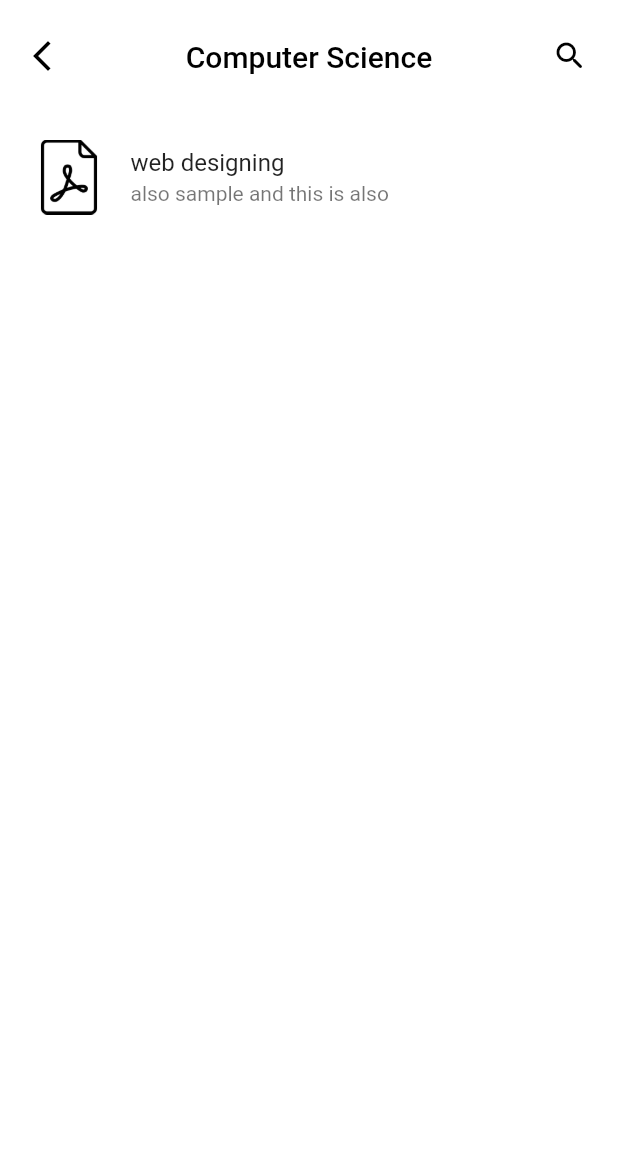
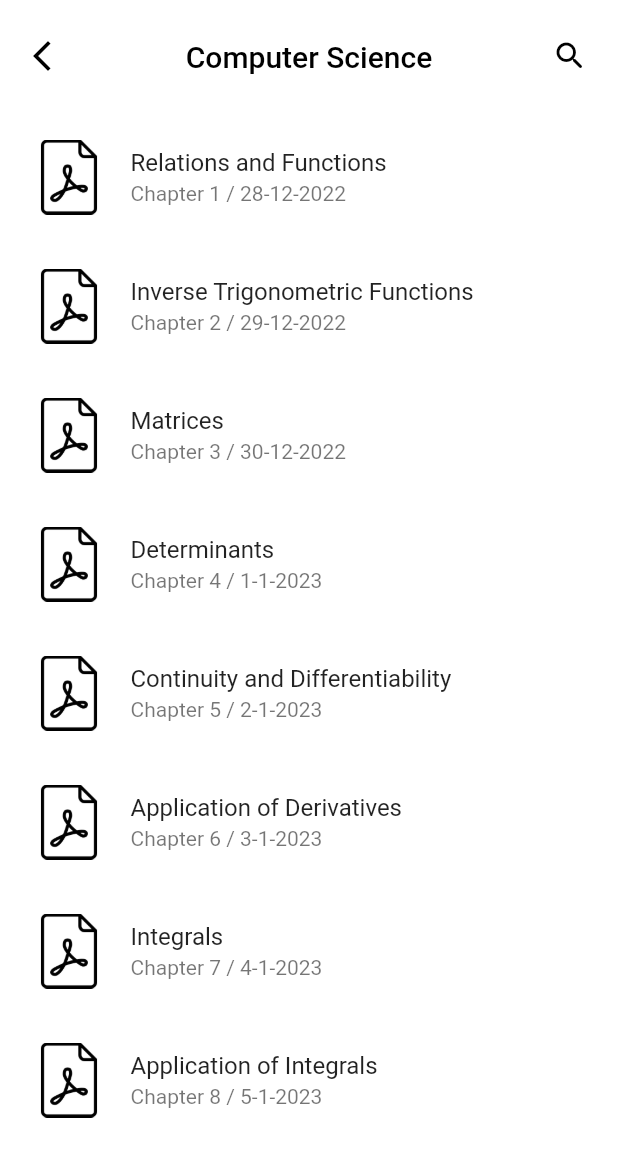
Before and after one commit to aninarafath6/arnhss, a Flutter app: the NotesView screen opened by its route, after a tap on "Computer Science", on a phone screen of 412 x 824 dp. Shown: the top 1157 px of the screen. Run offline on Flutter 3.47's test engine with Material 2 defaults, Android fonts, the phone set to English and light mode, and no system bars; our stand-ins replace cached_network_image, flutter_calendar_carousel, flutter_keyboard_visibility, flutter_otp_text_field, flutter_slidable, get and 6 more; missing offline and left inert: flutter_pdfview; accounts and stored records are empty.

Commit message:
dummy content

```diff
--- a/arnhss-app/lib/features/notes/model/note_model.dart
+++ b/arnhss-app/lib/features/notes/model/note_model.dart
@@ -1,6 +1,7 @@
 class Note {
   final String? name;
+  final String? sub;
   final String? fileURL;
 
-  Note({this.name, this.fileURL});
+  Note({this.name, this.fileURL, this.sub});
 }
--- a/arnhss-app/lib/features/notes/view/selected_note_view.dart
+++ b/arnhss-app/lib/features/notes/view/selected_note_view.dart
@@ -81,8 +81,8 @@ class SelectedNoteView extends StatelessWidget {
                   return Padding(
                     padding: const EdgeInsets.symmetric(vertical: 2.0),
                     child: ListTile(
-                      title: "web designing".toText(),
-                      subtitle: "also sample and this is also".toText(),
+                      title: snapshot.data![index].name?.toText(),
+                      subtitle: snapshot.data![index].sub?.toText(),
                       leading: Image.asset(
                         "assets/images/icons/pdf.png",
                         width: 50,
--- a/arnhss-app/lib/features/notes/view_model/notes_view_model.dart
+++ b/arnhss-app/lib/features/notes/view_model/notes_view_model.dart
@@ -8,7 +8,48 @@ import 'package:flutter/material.dart';
 
 class NotesViewModel extends ChangeNotifier with HandleException {
   final PdfService _pdfService = PdfService();
-  final List<Note> _notes = [];
+  final List<Note> _notes = [
+    Note(
+      name: "Relations and Functions",
+      sub: "Chapter 1 / 28-12-2022",
+      fileURL: "http://www.africau.edu/images/default/sample.pdf",
+    ),
+    Note(
+      name: "Inverse Trigonometric Functions",
+      sub: "Chapter 2 / 29-12-2022",
+      fileURL: "http://www.africau.edu/images/default/sample.pdf",
+    ),
+    Note(
+      name: "Matrices",
+      sub: "Chapter 3 / 30-12-2022",
+      fileURL: "http://www.africau.edu/images/default/sample.pdf",
+    ),
+    Note(
+      name: "Determinants",
+      sub: "Chapter 4 / 1-1-2023",
+      fileURL: "http://www.africau.edu/images/default/sample.pdf",
+    ),
+    Note(
+      name: "Continuity and Differentiability",
+      sub: "Chapter 5 / 2-1-2023",
+      fileURL: "http://www.africau.edu/images/default/sample.pdf",
+    ),
+    Note(
+      name: "Application of Derivatives",
+      sub: "Chapter 6 / 3-1-2023",
+      fileURL: "http://www.africau.edu/images/default/sample.pdf",
+    ),
+    Note(
+      name: "Integrals",
+      sub: "Chapter 7 / 4-1-2023",
+      fileURL: "http://www.africau.edu/images/default/sample.pdf",
+    ),
+    Note(
+      name: "Application of Integrals",
+      sub: "Chapter 8 / 5-1-2023",
+      fileURL: "http://www.africau.edu/images/default/sample.pdf",
+    ),
+  ];
   Map<Department, DepartmentModel> subjectList = {
     Department.cs: DepartmentModel(
       subjects: [
@@ -147,12 +188,9 @@ class NotesViewModel extends ChangeNotifier with HandleException {
   String get file => _path;
   Future<List<Note>>? getNotes() async {
     // await Future.delayed(const Duration(seconds: 2));
-    _notes.add(
-      Note(
-        name: "web designing",
-        fileURL: "http://www.africau.edu/images/default/sample.pdf",
-      ),
-    );
+    // _notes.add(
+
+    // );
     return _notes;
     // ignore: todo
     // TODO: get note from api and add to notes list;
```
